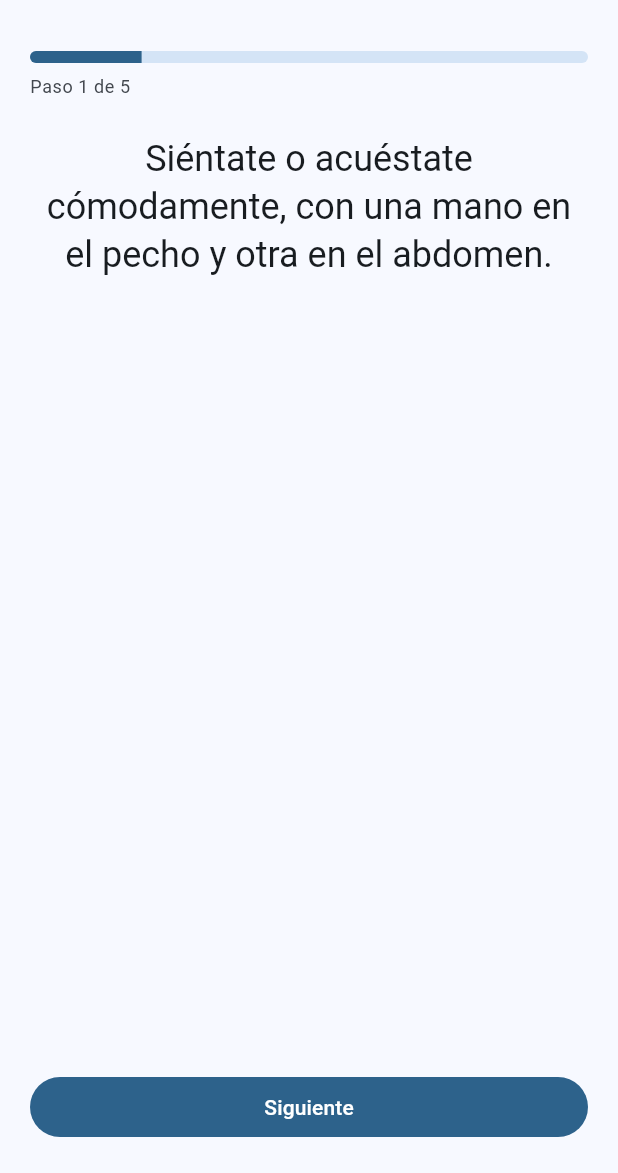
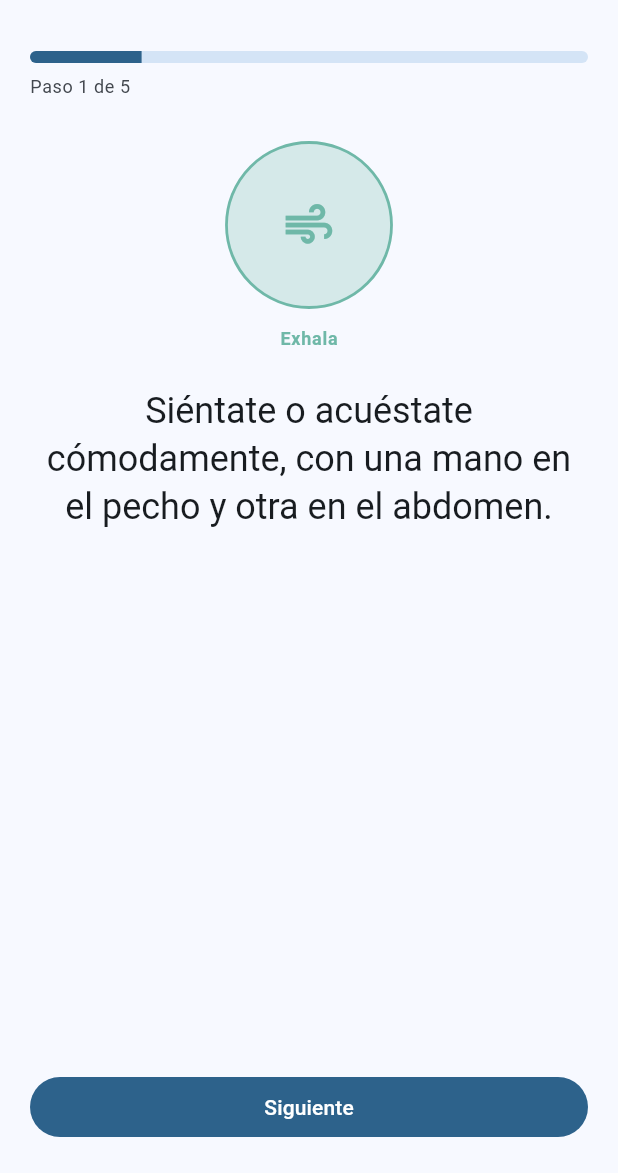
Before and after one commit to Jair-dev57/serena, a Flutter app: the GuidedExerciseScreen screen opened directly with sample values from the repository, on a phone screen of 412 x 824 dp, the part 63-1236 px from its top. Run offline on Flutter 3.47's test engine with Material 3 defaults, Android fonts, the phone set to English and light mode, and no system bars; our stand-ins replace audioplayers, shared_preferences, sqflite; missing offline and left inert: record; accounts and stored records are empty.

Commit message:
Agrega temporizador de respiración con animación adaptada a cada patrón, integra en Ruta y Palabras difíciles

```diff
--- a/lib/data/exercises_data.dart
+++ b/lib/data/exercises_data.dart
@@ -17,6 +17,7 @@ final List<Exercise> exercises = [
     difficulty: ExerciseDifficulty.principiante,
     durationMinutes: 5,
     tags: ['respiración', 'relajación', 'base'],
+    breathingPattern: BreathingPattern(inhaleSeconds: 4, holdSeconds: 2, exhaleSeconds: 6),
   ),
   const Exercise(
     id: 'resp_contada',
@@ -32,6 +33,7 @@ final List<Exercise> exercises = [
     difficulty: ExerciseDifficulty.principiante,
     durationMinutes: 6,
     tags: ['respiración', 'control de aire'],
+    breathingPattern: BreathingPattern(inhaleSeconds: 3, exhaleSeconds: 8),
   ),
   const Exercise(
     id: 'resp_labios_fruncidos',
@@ -47,6 +49,7 @@ final List<Exercise> exercises = [
     difficulty: ExerciseDifficulty.principiante,
     durationMinutes: 5,
     tags: ['respiración', 'relajación'],
+    breathingPattern: BreathingPattern(inhaleSeconds: 3, exhaleSeconds: 7),
   ),
   const Exercise(
     id: 'resp_sostenida',
@@ -78,6 +81,7 @@ final List<Exercise> exercises = [
     difficulty: ExerciseDifficulty.intermedio,
     durationMinutes: 6,
     tags: ['respiración', 'ansiedad', 'previo a hablar'],
+    breathingPattern: BreathingPattern(inhaleSeconds: 4, holdSeconds: 7, exhaleSeconds: 8),
   ),
   const Exercise(
     id: 'resp_previa_llamada',
@@ -93,6 +97,7 @@ final List<Exercise> exercises = [
     difficulty: ExerciseDifficulty.intermedio,
     durationMinutes: 3,
     tags: ['respiración', 'llamadas', 'ansiedad'],
+    breathingPattern: BreathingPattern(inhaleSeconds: 4, exhaleSeconds: 6),
   ),
   const Exercise(
     id: 'resp_caminando',
--- a/lib/models/exercise.dart
+++ b/lib/models/exercise.dart
@@ -45,6 +45,7 @@ class Exercise {
   final ExerciseDifficulty difficulty;
   final int durationMinutes;
   final List<String> tags;
+  final BreathingPattern? breathingPattern;
 
   const Exercise({
     required this.id,
@@ -55,6 +56,7 @@ class Exercise {
     required this.difficulty,
     required this.durationMinutes,
     this.tags = const [],
+    this.breathingPattern,
   });
 }
 
@@ -262,3 +264,18 @@ class ExerciseProgress {
     );
   }
 }
+
+
+class BreathingPattern {
+  final int inhaleSeconds;
+  final int holdSeconds;
+  final int exhaleSeconds;
+
+  const BreathingPattern({
+    required this.inhaleSeconds,
+    this.holdSeconds = 0,
+    required this.exhaleSeconds,
+  });
+
+  int get totalSeconds => inhaleSeconds + holdSeconds + exhaleSeconds;
+}
--- a/lib/screens/guided_exercise_screen.dart
+++ b/lib/screens/guided_exercise_screen.dart
@@ -4,6 +4,7 @@ import '../models/exercise.dart';
 import '../theme/app_styles.dart';
 import '../widgets/recorder_widget.dart';
 import '../widgets/metronome_widget.dart';
+import '../widgets/category_illustration.dart';
 
 class GuidedExerciseScreen extends StatefulWidget {
   final Exercise exercise;
@@ -173,6 +174,8 @@ class _GuidedExerciseScreenState extends State<GuidedExerciseScreen>
                 child: Column(
                   children: [
                     const SizedBox(height: 24),
+                    CategoryIllustration(category: widget.exercise.category),
+                    const SizedBox(height: 24),
                     Text(
                       widget.exercise.steps[_currentStep],
                       textAlign: TextAlign.center,
--- a/lib/screens/route_screen.dart
+++ b/lib/screens/route_screen.dart
@@ -5,6 +5,7 @@ import '../data/exercise_path_logic.dart';
 import '../models/exercise.dart';
 import '../theme/app_styles.dart';
 import 'guided_exercise_screen.dart';
+import 'breathing_timer_screen.dart';
 import 'progress_screen.dart';
 import 'difficult_words_screen.dart';
 import 'block_diary_screen.dart';
@@ -54,10 +55,13 @@ class _RouteScreenState extends State<RouteScreen> {
       exercises.where((e) => (_progressById[e.id]?.timesCompleted ?? 0) > 0).length;
 
   Future<void> _openExercise(Exercise exercise) async {
+    final isBreathing = exercise.category == ExerciseCategory.respiracion;
     final completed = await Navigator.push<bool>(
       context,
       MaterialPageRoute(
-        builder: (context) => GuidedExerciseScreen(exercise: exercise),
+        builder: (context) => isBreathing
+            ? BreathingTimerScreen(exercise: exercise)
+            : GuidedExerciseScreen(exercise: exercise),
       ),
     );
     if (completed == true) {
--- /dev/null
+++ b/lib/widgets/category_illustration.dart
@@ -0,0 +1,109 @@
+import 'package:flutter/material.dart';
+import '../models/exercise.dart';
+
+class CategoryIllustration extends StatefulWidget {
+  final ExerciseCategory category;
+
+  const CategoryIllustration({super.key, required this.category});
+
+  @override
+  State<CategoryIllustration> createState() => _CategoryIllustrationState();
+}
+
+class _CategoryIllustrationState extends State<CategoryIllustration>
+    with SingleTickerProviderStateMixin {
+  late final AnimationController _controller;
+  late final Animation<double> _breathScale;
+
+  @override
+  void initState() {
+    super.initState();
+    _controller = AnimationController(
+      vsync: this,
+      duration: const Duration(seconds: 4),
+    )..repeat(reverse: true);
+    _breathScale = Tween<double>(begin: 0.75, end: 1.15).animate(
+      CurvedAnimation(parent: _controller, curve: Curves.easeInOut),
+    );
+  }
+
+  @override
+  void dispose() {
+    _controller.dispose();
+    super.dispose();
+  }
+
+  Color _categoryColor(BuildContext context) {
+    switch (widget.category) {
+      case ExerciseCategory.respiracion:
+        return const Color(0xFF6FB8A8);
+      case ExerciseCategory.inicioSuave:
+        return const Color(0xFF8FA8D8);
+      case ExerciseCategory.ritmo:
+        return const Color(0xFFD8A85B);
+      case ExerciseCategory.lectura:
+        return const Color(0xFFB88FC8);
+    }
+  }
+
+  IconData _categoryIcon() {
+    switch (widget.category) {
+      case ExerciseCategory.respiracion:
+        return Icons.air;
+      case ExerciseCategory.inicioSuave:
+        return Icons.graphic_eq;
+      case ExerciseCategory.ritmo:
+        return Icons.speed;
+      case ExerciseCategory.lectura:
+        return Icons.menu_book;
+    }
+  }
+
+  @override
+  Widget build(BuildContext context) {
+    final color = _categoryColor(context);
+
+    if (widget.category == ExerciseCategory.respiracion) {
+      return AnimatedBuilder(
+        animation: _breathScale,
+        builder: (context, child) {
+          return Column(
+            children: [
+              Transform.scale(
+                scale: _breathScale.value,
+                child: Container(
+                  width: 120,
+                  height: 120,
+                  decoration: BoxDecoration(
+                    shape: BoxShape.circle,
+                    color: color.withValues(alpha: 0.25),
+                    border: Border.all(color: color, width: 2),
+                  ),
+                  child: Icon(Icons.air, size: 40, color: color),
+                ),
+              ),
+              const SizedBox(height: 8),
+              Text(
+                _breathScale.value > 0.95 ? 'Inhala' : 'Exhala',
+                style: Theme.of(context).textTheme.labelMedium?.copyWith(
+                      color: color,
+                      fontWeight: FontWeight.bold,
+                    ),
+              ),
+            ],
+          );
+        },
+      );
+    }
+
+    return Container(
+      width: 100,
+      height: 100,
+      decoration: BoxDecoration(
+        shape: BoxShape.circle,
+        color: color.withValues(alpha: 0.15),
+      ),
+      child: Icon(_categoryIcon(), size: 44, color: color),
+    );
+  }
+}
```
Also changed, not shown: lib/screens/breathing_timer_screen.dart (added, +298 -0 lines), lib/screens/difficult_words_screen.dart (+15 -12 lines).
